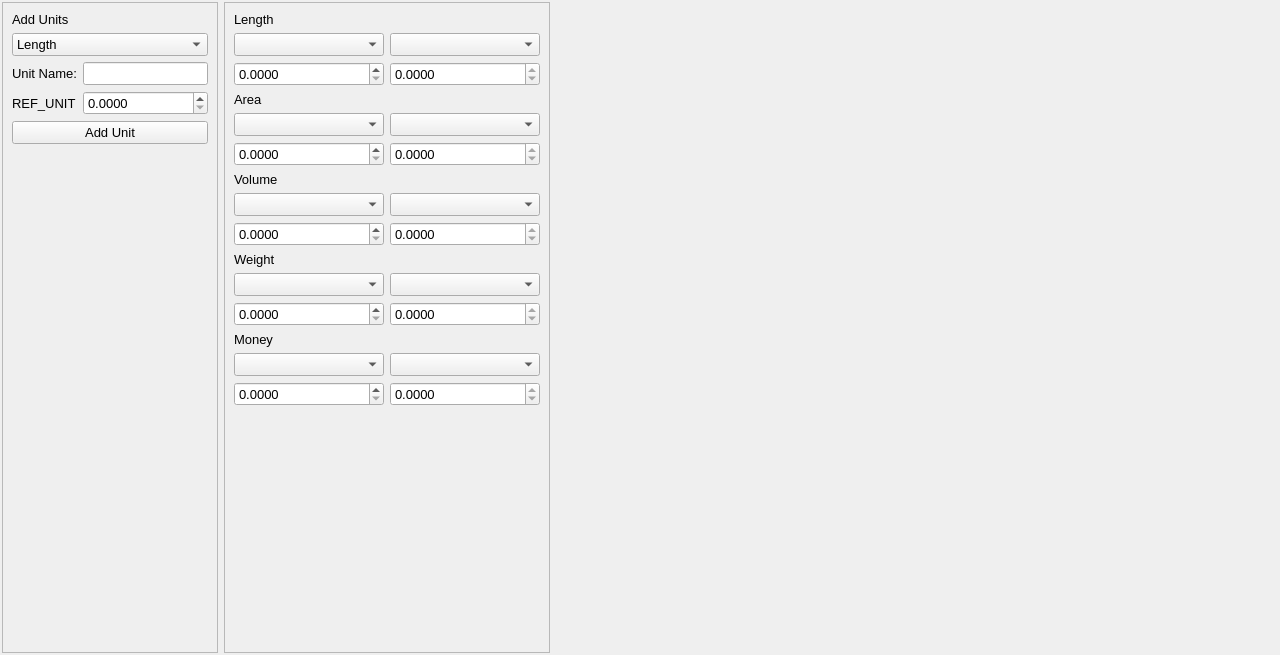
Qt form gm-companion/tools/convertertool.ui (PhilInTheGaps/GM-Companion) before a commit.
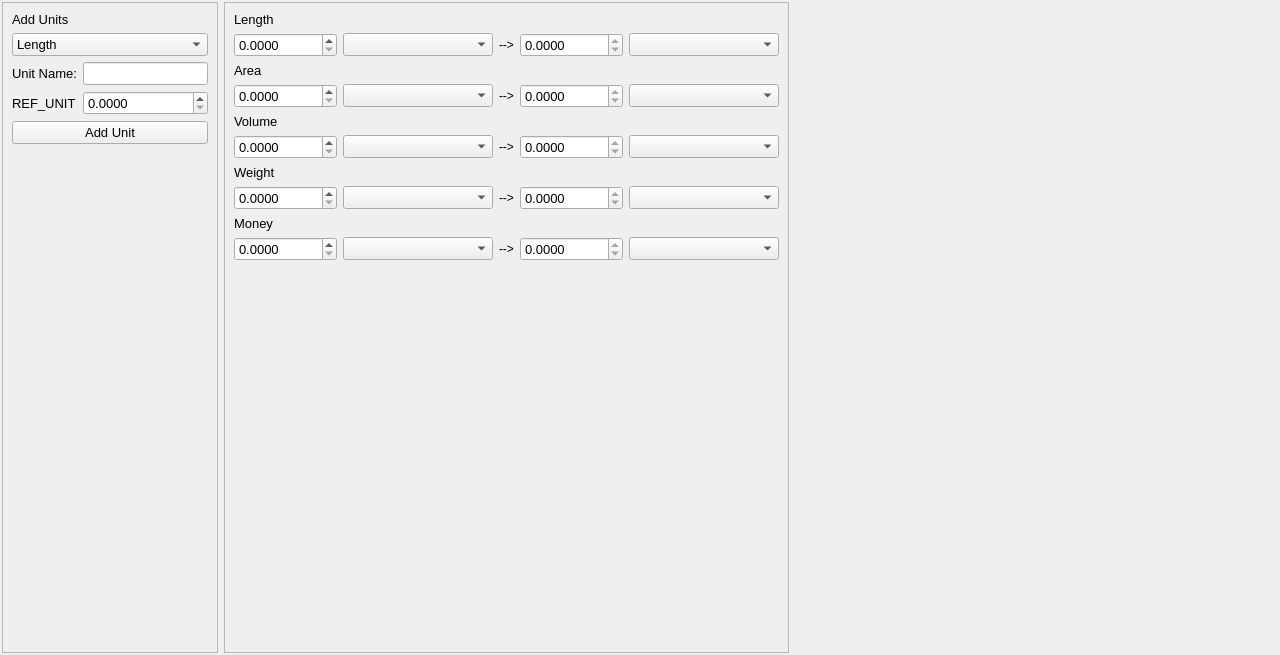
The same form after that commit. Icons and pictures are not drawn.

```diff
--- a/gm-companion/tools/convertertool.ui
+++ b/gm-companion/tools/convertertool.ui
@@ -163,7 +163,7 @@
         <property name="sizeHint" stdset="0">
          <size>
           <width>20</width>
-          <height>40</height>
+          <height>0</height>
          </size>
         </property>
        </spacer>
@@ -186,379 +186,7 @@
       <enum>QFrame::Raised</enum>
      </property>
      <layout class="QGridLayout" name="gridLayout">
-      <item row="2" column="0">
-       <widget class="QDoubleSpinBox" name="doubleSpinBox_length1">
-        <property name="font">
-         <font>
-          <pointsize>10</pointsize>
-         </font>
-        </property>
-        <property name="decimals">
-         <number>4</number>
-        </property>
-        <property name="maximum">
-         <double>999999999.990000009536743</double>
-        </property>
-       </widget>
-      </item>
-      <item row="5" column="0">
-       <widget class="QDoubleSpinBox" name="doubleSpinBox_area1">
-        <property name="font">
-         <font>
-          <pointsize>10</pointsize>
-         </font>
-        </property>
-        <property name="decimals">
-         <number>4</number>
-        </property>
-        <property name="maximum">
-         <double>999999999.990000009536743</double>
-        </property>
-       </widget>
-      </item>
-      <item row="5" column="1">
-       <widget class="QDoubleSpinBox" name="doubleSpinBox_area2">
-        <property name="font">
-         <font>
-          <pointsize>10</pointsize>
-         </font>
-        </property>
-        <property name="readOnly">
-         <bool>true</bool>
-        </property>
-        <property name="decimals">
-         <number>4</number>
-        </property>
-        <property name="maximum">
-         <double>999999999.990000009536743</double>
-        </property>
-       </widget>
-      </item>
-      <item row="2" column="1">
-       <widget class="QDoubleSpinBox" name="doubleSpinBox_length2">
-        <property name="font">
-         <font>
-          <pointsize>10</pointsize>
-         </font>
-        </property>
-        <property name="readOnly">
-         <bool>true</bool>
-        </property>
-        <property name="decimals">
-         <number>4</number>
-        </property>
-        <property name="maximum">
-         <double>999999999.990000009536743</double>
-        </property>
-       </widget>
-      </item>
-      <item row="11" column="0">
-       <widget class="QDoubleSpinBox" name="doubleSpinBox_weight1">
-        <property name="font">
-         <font>
-          <pointsize>10</pointsize>
-         </font>
-        </property>
-        <property name="decimals">
-         <number>4</number>
-        </property>
-        <property name="maximum">
-         <double>999999999.990000009536743</double>
-        </property>
-       </widget>
-      </item>
-      <item row="8" column="1">
-       <widget class="QDoubleSpinBox" name="doubleSpinBox_volume2">
-        <property name="font">
-         <font>
-          <pointsize>10</pointsize>
-         </font>
-        </property>
-        <property name="readOnly">
-         <bool>true</bool>
-        </property>
-        <property name="decimals">
-         <number>4</number>
-        </property>
-        <property name="maximum">
-         <double>999999999.990000009536743</double>
-        </property>
-       </widget>
-      </item>
-      <item row="8" column="0">
-       <widget class="QDoubleSpinBox" name="doubleSpinBox_volume1">
-        <property name="font">
-         <font>
-          <pointsize>10</pointsize>
-         </font>
-        </property>
-        <property name="decimals">
-         <number>4</number>
-        </property>
-        <property name="maximum">
-         <double>999999999.990000009536743</double>
-        </property>
-       </widget>
-      </item>
-      <item row="11" column="1">
-       <widget class="QDoubleSpinBox" name="doubleSpinBox_weight2">
-        <property name="font">
-         <font>
-          <pointsize>10</pointsize>
-         </font>
-        </property>
-        <property name="readOnly">
-         <bool>true</bool>
-        </property>
-        <property name="decimals">
-         <number>4</number>
-        </property>
-        <property name="maximum">
-         <double>999999999.990000009536743</double>
-        </property>
-       </widget>
-      </item>
-      <item row="3" column="0">
-       <widget class="QLabel" name="label_3">
-        <property name="sizePolicy">
-         <sizepolicy hsizetype="Preferred" vsizetype="Maximum">
-          <horstretch>0</horstretch>
-          <verstretch>0</verstretch>
-         </sizepolicy>
-        </property>
-        <property name="font">
-         <font>
-          <pointsize>10</pointsize>
-         </font>
-        </property>
-        <property name="text">
-         <string>Area</string>
-        </property>
-       </widget>
-      </item>
-      <item row="4" column="0">
-       <widget class="QComboBox" name="comboBox_area1">
-        <property name="sizePolicy">
-         <sizepolicy hsizetype="Minimum" vsizetype="Fixed">
-          <horstretch>0</horstretch>
-          <verstretch>0</verstretch>
-         </sizepolicy>
-        </property>
-        <property name="minimumSize">
-         <size>
-          <width>150</width>
-          <height>0</height>
-         </size>
-        </property>
-        <property name="font">
-         <font>
-          <pointsize>10</pointsize>
-         </font>
-        </property>
-       </widget>
-      </item>
-      <item row="4" column="1">
-       <widget class="QComboBox" name="comboBox_area2">
-        <property name="sizePolicy">
-         <sizepolicy hsizetype="Minimum" vsizetype="Fixed">
-          <horstretch>0</horstretch>
-          <verstretch>0</verstretch>
-         </sizepolicy>
-        </property>
-        <property name="minimumSize">
-         <size>
-          <width>150</width>
-          <height>0</height>
-         </size>
-        </property>
-        <property name="font">
-         <font>
-          <pointsize>10</pointsize>
-         </font>
-        </property>
-       </widget>
-      </item>
-      <item row="12" column="0">
-       <widget class="QLabel" name="label_6">
-        <property name="sizePolicy">
-         <sizepolicy hsizetype="Preferred" vsizetype="Maximum">
-          <horstretch>0</horstretch>
-          <verstretch>0</verstretch>
-         </sizepolicy>
-        </property>
-        <property name="font">
-         <font>
-          <pointsize>10</pointsize>
-         </font>
-        </property>
-        <property name="text">
-         <string>Money</string>
-        </property>
-       </widget>
-      </item>
-      <item row="9" column="0">
-       <widget class="QLabel" name="label_5">
-        <property name="sizePolicy">
-         <sizepolicy hsizetype="Preferred" vsizetype="Maximum">
-          <horstretch>0</horstretch>
-          <verstretch>0</verstretch>
-         </sizepolicy>
-        </property>
-        <property name="font">
-         <font>
-          <pointsize>10</pointsize>
-         </font>
-        </property>
-        <property name="text">
-         <string>Weight</string>
-        </property>
-       </widget>
-      </item>
-      <item row="6" column="0">
-       <widget class="QLabel" name="label_4">
-        <property name="sizePolicy">
-         <sizepolicy hsizetype="Preferred" vsizetype="Maximum">
-          <horstretch>0</horstretch>
-          <verstretch>0</verstretch>
-         </sizepolicy>
-        </property>
-        <property name="font">
-         <font>
-          <pointsize>10</pointsize>
-         </font>
-        </property>
-        <property name="text">
-         <string>Volume</string>
-        </property>
-       </widget>
-      </item>
-      <item row="10" column="0">
-       <widget class="QComboBox" name="comboBox_weight1">
-        <property name="sizePolicy">
-         <sizepolicy hsizetype="Minimum" vsizetype="Fixed">
-          <horstretch>0</horstretch>
-          <verstretch>0</verstretch>
-         </sizepolicy>
-        </property>
-        <property name="minimumSize">
-         <size>
-          <width>150</width>
-          <height>0</height>
-         </size>
-        </property>
-        <property name="font">
-         <font>
-          <pointsize>10</pointsize>
-         </font>
-        </property>
-       </widget>
-      </item>
-      <item row="7" column="0">
-       <widget class="QComboBox" name="comboBox_volume1">
-        <property name="sizePolicy">
-         <sizepolicy hsizetype="Minimum" vsizetype="Fixed">
-          <horstretch>0</horstretch>
-          <verstretch>0</verstretch>
-         </sizepolicy>
-        </property>
-        <property name="minimumSize">
-         <size>
-          <width>150</width>
-          <height>0</height>
-         </size>
-        </property>
-        <property name="font">
-         <font>
-          <pointsize>10</pointsize>
-         </font>
-        </property>
-       </widget>
-      </item>
-      <item row="7" column="1">
-       <widget class="QComboBox" name="comboBox_volume2">
-        <property name="sizePolicy">
-         <sizepolicy hsizetype="Minimum" vsizetype="Fixed">
-          <horstretch>0</horstretch>
-          <verstretch>0</verstretch>
-         </sizepolicy>
-        </property>
-        <property name="minimumSize">
-         <size>
-          <width>150</width>
-          <height>0</height>
-         </size>
-        </property>
-        <property name="font">
-         <font>
-          <pointsize>10</pointsize>
-         </font>
-        </property>
-       </widget>
-      </item>
-      <item row="13" column="0">
-       <widget class="QComboBox" name="comboBox_money1">
-        <property name="sizePolicy">
-         <sizepolicy hsizetype="Minimum" vsizetype="Fixed">
-          <horstretch>0</horstretch>
-          <verstretch>0</verstretch>
-         </sizepolicy>
-        </property>
-        <property name="minimumSize">
-         <size>
-          <width>150</width>
-          <height>0</height>
-         </size>
-        </property>
-        <property name="font">
-         <font>
-          <pointsize>10</pointsize>
-         </font>
-        </property>
-       </widget>
-      </item>
-      <item row="10" column="1">
-       <widget class="QComboBox" name="comboBox_weight2">
-        <property name="sizePolicy">
-         <sizepolicy hsizetype="Minimum" vsizetype="Fixed">
-          <horstretch>0</horstretch>
-          <verstretch>0</verstretch>
-         </sizepolicy>
-        </property>
-        <property name="minimumSize">
-         <size>
-          <width>150</width>
-          <height>0</height>
-         </size>
-        </property>
-        <property name="font">
-         <font>
-          <pointsize>10</pointsize>
-         </font>
-        </property>
-       </widget>
-      </item>
-      <item row="13" column="1">
-       <widget class="QComboBox" name="comboBox_money2">
-        <property name="sizePolicy">
-         <sizepolicy hsizetype="Minimum" vsizetype="Fixed">
-          <horstretch>0</horstretch>
-          <verstretch>0</verstretch>
-         </sizepolicy>
-        </property>
-        <property name="minimumSize">
-         <size>
-          <width>150</width>
-          <height>0</height>
-         </size>
-        </property>
-        <property name="font">
-         <font>
-          <pointsize>10</pointsize>
-         </font>
-        </property>
-       </widget>
-      </item>
-      <item row="15" column="0">
+      <item row="15" column="1">
        <spacer name="verticalSpacer">
         <property name="orientation">
          <enum>Qt::Vertical</enum>
@@ -566,12 +194,82 @@
         <property name="sizeHint" stdset="0">
          <size>
           <width>20</width>
-          <height>40</height>
+          <height>0</height>
          </size>
         </property>
        </spacer>
       </item>
-      <item row="1" column="0">
+      <item row="1" column="4">
+       <widget class="QComboBox" name="comboBox_length2">
+        <property name="sizePolicy">
+         <sizepolicy hsizetype="Minimum" vsizetype="Fixed">
+          <horstretch>0</horstretch>
+          <verstretch>0</verstretch>
+         </sizepolicy>
+        </property>
+        <property name="minimumSize">
+         <size>
+          <width>150</width>
+          <height>0</height>
+         </size>
+        </property>
+        <property name="font">
+         <font>
+          <pointsize>10</pointsize>
+         </font>
+        </property>
+       </widget>
+      </item>
+      <item row="13" column="4">
+       <widget class="QComboBox" name="comboBox_money2">
+        <property name="sizePolicy">
+         <sizepolicy hsizetype="Minimum" vsizetype="Fixed">
+          <horstretch>0</horstretch>
+          <verstretch>0</verstretch>
+         </sizepolicy>
+        </property>
+        <property name="minimumSize">
+         <size>
+          <width>150</width>
+          <height>0</height>
+         </size>
+        </property>
+        <property name="font">
+         <font>
+          <pointsize>10</pointsize>
+         </font>
+        </property>
+       </widget>
+      </item>
+      <item row="13" column="1">
+       <widget class="QComboBox" name="comboBox_money1">
+        <property name="sizePolicy">
+         <sizepolicy hsizetype="Minimum" vsizetype="Fixed">
+          <horstretch>0</horstretch>
+          <verstretch>0</verstretch>
+         </sizepolicy>
+        </property>
+        <property name="minimumSize">
+         <size>
+          <width>150</width>
+          <height>0</height>
+         </size>
+        </property>
+        <property name="font">
+         <font>
+          <pointsize>10</pointsize>
+         </font>
+        </property>
+       </widget>
+      </item>
+      <item row="5" column="2">
+       <widget class="QLabel" name="label_arrow2">
+        <property name="text">
+         <string>--&gt;</string>
+        </property>
+       </widget>
+      </item>
+      <item row="1" column="1">
        <widget class="QComboBox" name="comboBox_length1">
         <property name="sizePolicy">
          <sizepolicy hsizetype="Minimum" vsizetype="Fixed">
@@ -592,6 +290,28 @@
         </property>
        </widget>
       </item>
+      <item row="1" column="2">
+       <widget class="QLabel" name="label_arrow1">
+        <property name="text">
+         <string>--&gt;</string>
+        </property>
+       </widget>
+      </item>
+      <item row="1" column="0">
+       <widget class="QDoubleSpinBox" name="doubleSpinBox_length1">
+        <property name="font">
+         <font>
+          <pointsize>10</pointsize>
+         </font>
+        </property>
+        <property name="decimals">
+         <number>4</number>
+        </property>
+        <property name="maximum">
+         <double>999999999.990000009536743</double>
+        </property>
+       </widget>
+      </item>
       <item row="0" column="0">
        <widget class="QLabel" name="label_2">
         <property name="sizePolicy">
@@ -610,28 +330,156 @@
         </property>
        </widget>
       </item>
-      <item row="1" column="1">
-       <widget class="QComboBox" name="comboBox_length2">
+      <item row="8" column="2">
+       <widget class="QLabel" name="label_arrow3">
+        <property name="text">
+         <string>--&gt;</string>
+        </property>
+       </widget>
+      </item>
+      <item row="11" column="2">
+       <widget class="QLabel" name="label_arrow4">
+        <property name="text">
+         <string>--&gt;</string>
+        </property>
+       </widget>
+      </item>
+      <item row="1" column="3">
+       <widget class="QDoubleSpinBox" name="doubleSpinBox_length2">
+        <property name="font">
+         <font>
+          <pointsize>10</pointsize>
+         </font>
+        </property>
+        <property name="readOnly">
+         <bool>true</bool>
+        </property>
+        <property name="decimals">
+         <number>4</number>
+        </property>
+        <property name="maximum">
+         <double>999999999.990000009536743</double>
+        </property>
+       </widget>
+      </item>
+      <item row="4" column="0">
+       <widget class="QLabel" name="label_3">
         <property name="sizePolicy">
-         <sizepolicy hsizetype="Minimum" vsizetype="Fixed">
+         <sizepolicy hsizetype="Preferred" vsizetype="Maximum">
           <horstretch>0</horstretch>
           <verstretch>0</verstretch>
          </sizepolicy>
         </property>
-        <property name="minimumSize">
-         <size>
-          <width>150</width>
-          <height>0</height>
-         </size>
+        <property name="font">
+         <font>
+          <pointsize>10</pointsize>
+         </font>
         </property>
+        <property name="text">
+         <string>Area</string>
+        </property>
+       </widget>
+      </item>
+      <item row="5" column="0">
+       <widget class="QDoubleSpinBox" name="doubleSpinBox_area1">
         <property name="font">
          <font>
           <pointsize>10</pointsize>
          </font>
         </property>
+        <property name="decimals">
+         <number>4</number>
+        </property>
+        <property name="maximum">
+         <double>999999999.990000009536743</double>
+        </property>
        </widget>
       </item>
-      <item row="14" column="0">
+      <item row="7" column="0">
+       <widget class="QLabel" name="label_4">
+        <property name="sizePolicy">
+         <sizepolicy hsizetype="Preferred" vsizetype="Maximum">
+          <horstretch>0</horstretch>
+          <verstretch>0</verstretch>
+         </sizepolicy>
+        </property>
+        <property name="font">
+         <font>
+          <pointsize>10</pointsize>
+         </font>
+        </property>
+        <property name="text">
+         <string>Volume</string>
+        </property>
+       </widget>
+      </item>
+      <item row="8" column="0">
+       <widget class="QDoubleSpinBox" name="doubleSpinBox_volume1">
+        <property name="font">
+         <font>
+          <pointsize>10</pointsize>
+         </font>
+        </property>
+        <property name="decimals">
+         <number>4</number>
+        </property>
+        <property name="maximum">
+         <double>999999999.990000009536743</double>
+        </property>
+       </widget>
+      </item>
+      <item row="10" column="0">
+       <widget class="QLabel" name="label_5">
+        <property name="sizePolicy">
+         <sizepolicy hsizetype="Preferred" vsizetype="Maximum">
+          <horstretch>0</horstretch>
+          <verstretch>0</verstretch>
+         </sizepolicy>
+        </property>
+        <property name="font">
+         <font>
+          <pointsize>10</pointsize>
+         </font>
+        </property>
+        <property name="text">
+         <string>Weight</string>
+        </property>
+       </widget>
+      </item>
+      <item row="11" column="0">
+       <widget class="QDoubleSpinBox" name="doubleSpinBox_weight1">
+        <property name="font">
+         <font>
+          <pointsize>10</pointsize>
+         </font>
+        </property>
+        <property name="decimals">
+         <number>4</number>
+        </property>
+        <property name="maximum">
+         <double>999999999.990000009536743</double>
+        </property>
+       </widget>
+      </item>
+      <item row="12" column="0">
+       <widget class="QLabel" name="label_6">
+        <property name="sizePolicy">
+         <sizepolicy hsizetype="Preferred" vsizetype="Maximum">
+          <horstretch>0</horstretch>
+          <verstretch>0</verstretch>
+         </sizepolicy>
+        </property>
+        <property name="font">
+         <font>
+          <pointsize>10</pointsize>
+         </font>
+        </property>
+        <property name="text">
+         <string>Money</string>
+        </property>
+       </widget>
+      </item>
+      <item row="13" column="0">
        <widget class="QDoubleSpinBox" name="doubleSpinBox_money1">
         <property name="font">
          <font>
@@ -646,7 +494,131 @@
         </property>
        </widget>
       </item>
-      <item row="14" column="1">
+      <item row="5" column="1">
+       <widget class="QComboBox" name="comboBox_area1">
+        <property name="sizePolicy">
+         <sizepolicy hsizetype="Minimum" vsizetype="Fixed">
+          <horstretch>0</horstretch>
+          <verstretch>0</verstretch>
+         </sizepolicy>
+        </property>
+        <property name="minimumSize">
+         <size>
+          <width>150</width>
+          <height>0</height>
+         </size>
+        </property>
+        <property name="font">
+         <font>
+          <pointsize>10</pointsize>
+         </font>
+        </property>
+       </widget>
+      </item>
+      <item row="8" column="1">
+       <widget class="QComboBox" name="comboBox_volume1">
+        <property name="sizePolicy">
+         <sizepolicy hsizetype="Minimum" vsizetype="Fixed">
+          <horstretch>0</horstretch>
+          <verstretch>0</verstretch>
+         </sizepolicy>
+        </property>
+        <property name="minimumSize">
+         <size>
+          <width>150</width>
+          <height>0</height>
+         </size>
+        </property>
+        <property name="font">
+         <font>
+          <pointsize>10</pointsize>
+         </font>
+        </property>
+       </widget>
+      </item>
+      <item row="11" column="1">
+       <widget class="QComboBox" name="comboBox_weight1">
+        <property name="sizePolicy">
+         <sizepolicy hsizetype="Minimum" vsizetype="Fixed">
+          <horstretch>0</horstretch>
+          <verstretch>0</verstretch>
+         </sizepolicy>
+        </property>
+        <property name="minimumSize">
+         <size>
+          <width>150</width>
+          <height>0</height>
+         </size>
+        </property>
+        <property name="font">
+         <font>
+          <pointsize>10</pointsize>
+         </font>
+        </property>
+       </widget>
+      </item>
+      <item row="13" column="2">
+       <widget class="QLabel" name="label_arrow5">
+        <property name="text">
+         <string>--&gt;</string>
+        </property>
+       </widget>
+      </item>
+      <item row="5" column="3">
+       <widget class="QDoubleSpinBox" name="doubleSpinBox_area2">
+        <property name="font">
+         <font>
+          <pointsize>10</pointsize>
+         </font>
+        </property>
+        <property name="readOnly">
+         <bool>true</bool>
+        </property>
+        <property name="decimals">
+         <number>4</number>
+        </property>
+        <property name="maximum">
+         <double>999999999.990000009536743</double>
+        </property>
+       </widget>
+      </item>
+      <item row="8" column="3">
+       <widget class="QDoubleSpinBox" name="doubleSpinBox_volume2">
+        <property name="font">
+         <font>
+          <pointsize>10</pointsize>
+         </font>
+        </property>
+        <property name="readOnly">
+         <bool>true</bool>
+        </property>
+        <property name="decimals">
+         <number>4</number>
+        </property>
+        <property name="maximum">
+         <double>999999999.990000009536743</double>
+        </property>
+       </widget>
+      </item>
+      <item row="11" column="3">
+       <widget class="QDoubleSpinBox" name="doubleSpinBox_weight2">
+        <property name="font">
+         <font>
+          <pointsize>10</pointsize>
+         </font>
+        </property>
+        <property name="readOnly">
+         <bool>true</bool>
+        </property>
+        <property name="decimals">
+         <number>4</number>
+        </property>
+        <property name="maximum">
+         <double>999999999.990000009536743</double>
+        </property>
+       </widget>
+      </item>
+      <item row="13" column="3">
        <widget class="QDoubleSpinBox" name="doubleSpinBox_money2">
         <property name="font">
          <font>
@@ -664,6 +636,69 @@
         </property>
        </widget>
       </item>
+      <item row="5" column="4">
+       <widget class="QComboBox" name="comboBox_area2">
+        <property name="sizePolicy">
+         <sizepolicy hsizetype="Minimum" vsizetype="Fixed">
+          <horstretch>0</horstretch>
+          <verstretch>0</verstretch>
+         </sizepolicy>
+        </property>
+        <property name="minimumSize">
+         <size>
+          <width>150</width>
+          <height>0</height>
+         </size>
+        </property>
+        <property name="font">
+         <font>
+          <pointsize>10</pointsize>
+         </font>
+        </property>
+       </widget>
+      </item>
+      <item row="8" column="4">
+       <widget class="QComboBox" name="comboBox_volume2">
+        <property name="sizePolicy">
+         <sizepolicy hsizetype="Minimum" vsizetype="Fixed">
+          <horstretch>0</horstretch>
+          <verstretch>0</verstretch>
+         </sizepolicy>
+        </property>
+        <property name="minimumSize">
+         <size>
+          <width>150</width>
+          <height>0</height>
+         </size>
+        </property>
+        <property name="font">
+         <font>
+          <pointsize>10</pointsize>
+         </font>
+        </property>
+       </widget>
+      </item>
+      <item row="11" column="4">
+       <widget class="QComboBox" name="comboBox_weight2">
+        <property name="sizePolicy">
+         <sizepolicy hsizetype="Minimum" vsizetype="Fixed">
+          <horstretch>0</horstretch>
+          <verstretch>0</verstretch>
+         </sizepolicy>
+        </property>
+        <property name="minimumSize">
+         <size>
+          <width>150</width>
+          <height>0</height>
+         </size>
+        </property>
+        <property name="font">
+         <font>
+          <pointsize>10</pointsize>
+         </font>
+        </property>
+       </widget>
+      </item>
      </layout>
     </widget>
    </item>
@@ -674,7 +709,7 @@
      </property>
      <property name="sizeHint" stdset="0">
       <size>
-       <width>40</width>
+       <width>0</width>
        <height>20</height>
       </size>
      </property>
```
